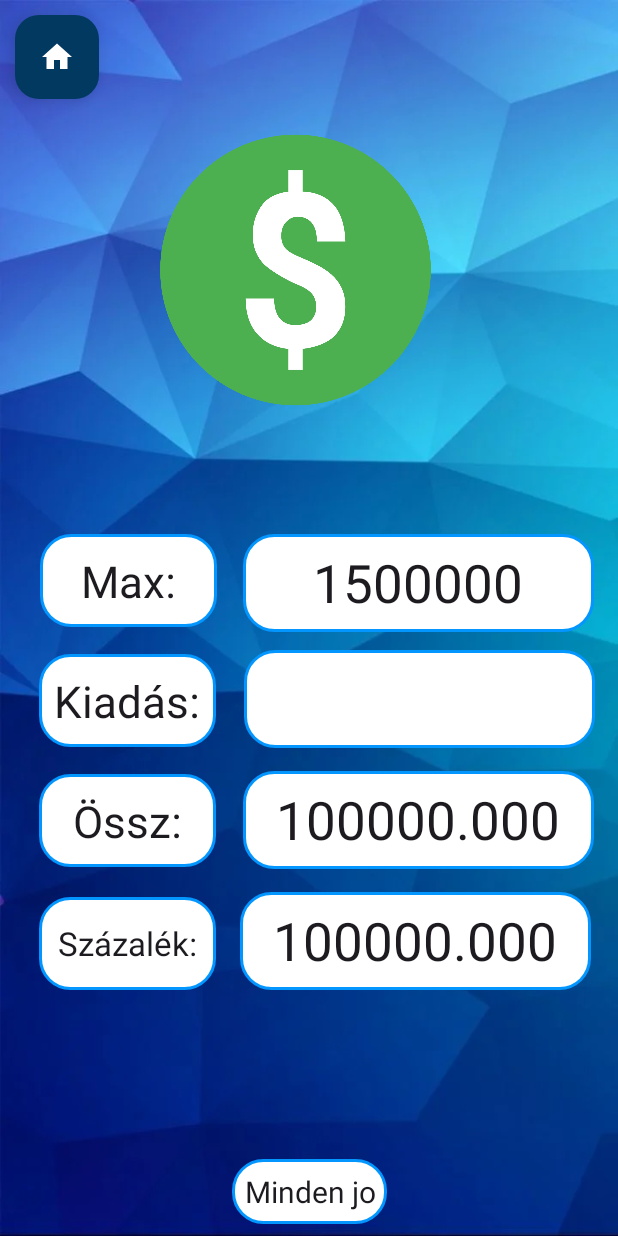
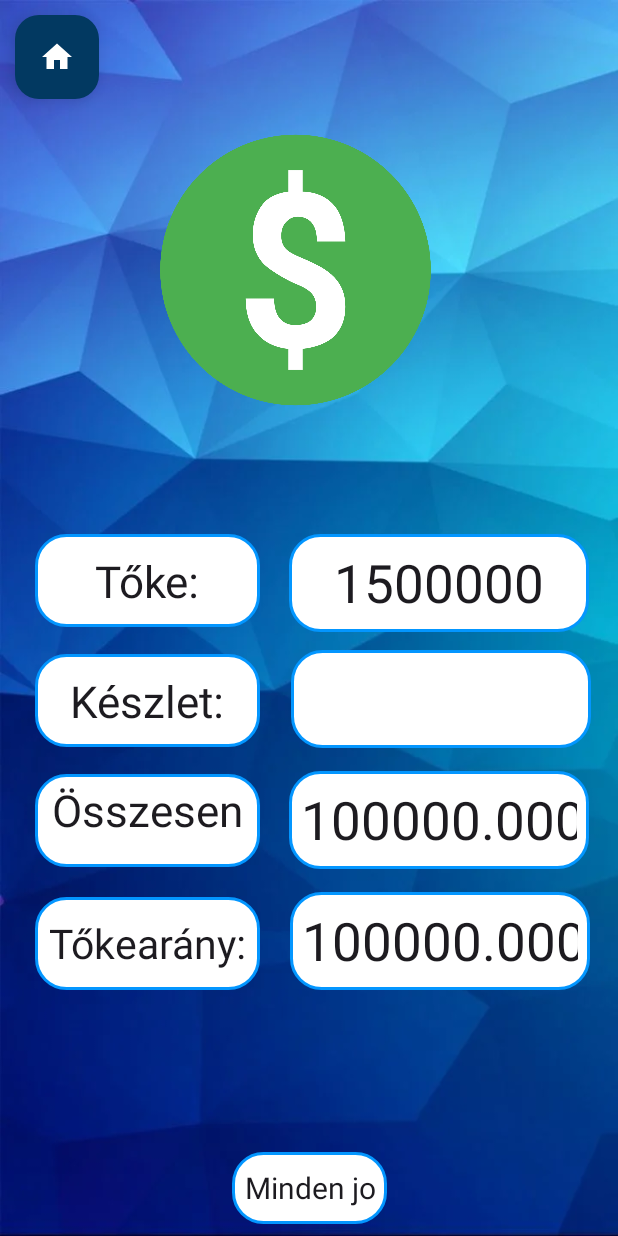
Before and after one commit to ropi0955/Android_Project, an Android app: the SalesActivity screen opened directly, with no data from a screen before it, on a phone screen of 412 x 824 dp. Run offline under Robolectric (Android 15) with nearby library versions, the phone set to English and light mode, and no system bars.

Commit message:
last fixes

```diff
--- a/app/src/main/java/hu/nje/tienda/pages/NewOrder.java
+++ b/app/src/main/java/hu/nje/tienda/pages/NewOrder.java
@@ -1,6 +1,4 @@
 package hu.nje.tienda.pages;
-
-import androidx.appcompat.app.AppCompatActivity;
 
 import android.content.Intent;
 import android.os.Bundle;
@@ -11,11 +9,14 @@ import android.widget.TableLayout;
 import android.widget.TableRow;
 import android.widget.TextView;
 
+import androidx.appcompat.app.AppCompatActivity;
+
 import com.google.android.material.floatingactionbutton.FloatingActionButton;
 
 import java.util.ArrayList;
 
 import hu.nje.tienda.MainActivity;
+import hu.nje.tienda.ProductList;
 import hu.nje.tienda.R;
 
 public class NewOrder extends AppCompatActivity {
@@ -104,7 +105,7 @@ public class NewOrder extends AppCompatActivity {
         totalSum.setText(String.valueOf(sum));
 
 
-        Intent intent = new Intent(this, SalesActivity.class);
+        Intent intent = new Intent(this, ProductList.class);
         intent.putExtra(" ",sum);
         startActivity(intent);
 
--- a/app/src/main/res/layout/activity_main.xml
+++ b/app/src/main/res/layout/activity_main.xml
@@ -29,11 +29,12 @@
         android:id="@+id/button_new_order"
         android:layout_width="260dp"
         android:layout_height="62dp"
-        android:layout_marginTop="48dp"
+        android:layout_marginTop="152dp"
         android:background="@drawable/custom_button"
         android:text="Új Értékesítés Felvétele"
         android:textColor="@color/black"
         app:layout_constraintEnd_toEndOf="parent"
+        app:layout_constraintHorizontal_bias="0.503"
         app:layout_constraintStart_toStartOf="parent"
         app:layout_constraintTop_toBottomOf="@+id/main_maintext" />
 
--- a/app/src/main/res/layout/activity_product_list.xml
+++ b/app/src/main/res/layout/activity_product_list.xml
@@ -68,6 +68,7 @@
         android:backgroundTint="@color/middle"
         android:clickable="true"
         android:focusable="true"
+        android:src="@drawable/baseline_attach_money_24"
         app:layout_constraintBottom_toBottomOf="@+id/addButton"
         app:layout_constraintStart_toStartOf="parent"
         tools:ignore="SpeakableTextPresentCheck" />
--- a/app/src/main/res/layout/activity_sales.xml
+++ b/app/src/main/res/layout/activity_sales.xml
@@ -34,7 +34,7 @@
 
     <EditText
         android:id="@+id/IncomeM"
-        android:layout_width="234dp"
+        android:layout_width="200dp"
         android:layout_height="65dp"
         android:layout_gravity="center"
         android:layout_marginTop="356dp"
@@ -52,14 +52,14 @@
 
     <EditText
         android:id="@+id/moneyText1"
-        android:layout_width="118dp"
+        android:layout_width="150dp"
         android:layout_height="62dp"
         android:layout_gravity="center"
         android:layout_marginTop="356dp"
         android:background="@drawable/blue_border"
         android:drawablePadding="8dp"
         android:padding="8dp"
-        android:text="Max:"
+        android:text="Tőke:"
         android:textAlignment="center"
         android:textSize="29dp"
         app:layout_constraintEnd_toEndOf="parent"
@@ -69,16 +69,16 @@
 
     <EditText
         android:id="@+id/moneyText2"
-        android:layout_width="118dp"
+        android:layout_width="150dp"
         android:layout_height="62dp"
         android:layout_gravity="center"
         android:layout_marginTop="436dp"
         android:background="@drawable/blue_border"
         android:drawablePadding="8dp"
         android:padding="8dp"
-        android:text="Kiadás:"
+        android:text="Készlet:"
         android:textAlignment="center"
-        android:textSize="29dp"
+        android:textSize="29sp"
         app:layout_constraintEnd_toEndOf="parent"
         app:layout_constraintHorizontal_bias="0.088"
         app:layout_constraintStart_toStartOf="parent"
@@ -86,14 +86,14 @@
 
     <EditText
         android:id="@+id/moneyText3"
-        android:layout_width="118dp"
+        android:layout_width="150dp"
         android:layout_height="62dp"
         android:layout_gravity="center"
         android:layout_marginTop="516dp"
         android:background="@drawable/blue_border"
         android:drawablePadding="8dp"
         android:padding="8dp"
-        android:text="Össz:"
+        android:text="Összesen:"
         android:textAlignment="center"
         android:textSize="29dp"
         app:layout_constraintEnd_toEndOf="parent"
@@ -103,7 +103,7 @@
 
     <EditText
         android:id="@+id/SummaM"
-        android:layout_width="234dp"
+        android:layout_width="200dp"
         android:layout_height="65dp"
         android:layout_gravity="center"
         android:layout_marginTop="15dp"
@@ -121,7 +121,7 @@
 
     <EditText
         android:id="@+id/OutgoingM"
-        android:layout_width="234dp"
+        android:layout_width="200dp"
         android:layout_height="65dp"
         android:layout_gravity="center"
         android:layout_marginTop="12dp"
@@ -134,20 +134,21 @@
         app:layout_constraintEnd_toEndOf="parent"
         app:layout_constraintHorizontal_bias="0.915"
         app:layout_constraintStart_toStartOf="parent"
-        app:layout_constraintTop_toBottomOf="@+id/IncomeM" />
+        app:layout_constraintTop_toBottomOf="@+id/IncomeM"
+        tools:ignore="SpeakableTextPresentCheck" />
 
     <EditText
         android:id="@+id/percentageshow"
-        android:layout_width="118dp"
+        android:layout_width="150dp"
         android:layout_height="62dp"
         android:layout_gravity="center"
         android:layout_marginTop="20dp"
         android:background="@drawable/blue_border"
         android:drawablePadding="8dp"
         android:padding="8dp"
-        android:text="Százalék:"
+        android:text="Tőkearány:"
         android:textAlignment="center"
-        android:textSize="22dp"
+        android:textSize="27dp"
         app:layout_constraintEnd_toEndOf="parent"
         app:layout_constraintHorizontal_bias="0.088"
         app:layout_constraintStart_toStartOf="parent"
@@ -155,10 +156,10 @@
 
     <EditText
         android:id="@+id/percentageM"
-        android:layout_width="234dp"
+        android:layout_width="200dp"
         android:layout_height="65dp"
         android:layout_gravity="center"
-        android:layout_marginStart="16dp"
+        android:layout_marginStart="20dp"
         android:layout_marginTop="96dp"
         android:background="@drawable/blue_border"
         android:drawablePadding="8dp"
@@ -179,6 +180,7 @@
         android:background="@drawable/blue_border"
         android:drawablePadding="8dp"
         android:inputType="text"
+        android:minHeight="48dp"
         android:padding="8dp"
         android:text="Minden jo"
         android:textAlignment="center"
```
